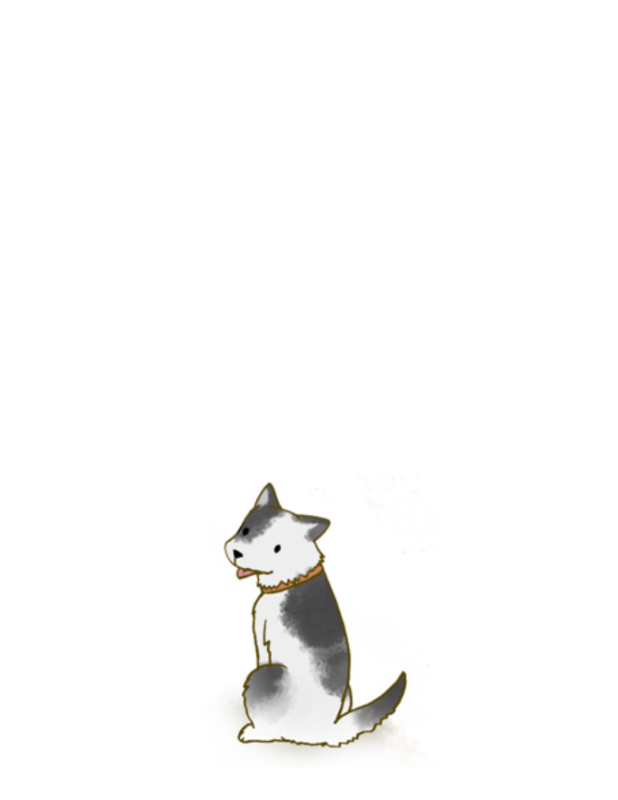
After one commit to clucle/oop_teamp_3, an Android app: the SplashActivity screen opened directly, with no data from a screen before it, on a phone screen of 412 x 824 dp. The commit adds this screen. Shown: the top 800 px of the screen. Run offline under Robolectric (Android 15) with nearby library versions, the phone set to English and light mode, and no system bars.

Commit message:
feat: update logo
when start logo(splash) swpawn 3s and closed

```diff
--- a/app/src/main/java/com/android_dev/clucle/addressbook/AddressBookActivity.java
+++ b/app/src/main/java/com/android_dev/clucle/addressbook/AddressBookActivity.java
@@ -1,7 +1,10 @@
 package com.android_dev.clucle.addressbook;
 
+import android.content.Intent;
 import android.support.v7.app.AppCompatActivity;
 import android.os.Bundle;
+
+import com.android_dev.clucle.addressbook.view.SplashActivity;
 
 public class AddressBookActivity extends AppCompatActivity {
 
@@ -9,5 +12,7 @@ public class AddressBookActivity extends AppCompatActivity {
     protected void onCreate(Bundle savedInstanceState) {
         super.onCreate(savedInstanceState);
         setContentView(R.layout.activity_address_book);
+
+        startActivity(new Intent(this, SplashActivity.class));
     }
 }
--- /dev/null
+++ b/app/src/main/java/com/android_dev/clucle/addressbook/view/SplashActivity.java
@@ -0,0 +1,24 @@
+package com.android_dev.clucle.addressbook.view;
+
+import android.os.Bundle;
+import android.os.Handler;
+import android.support.v7.app.AppCompatActivity;
+
+import com.android_dev.clucle.addressbook.R;
+
+public class SplashActivity extends AppCompatActivity {
+    @Override
+    protected void onCreate(Bundle savedInstanceState) {
+        super.onCreate(savedInstanceState);
+        setContentView(R.layout.activity_splash);
+
+
+        Handler handler = new Handler();
+        handler.postDelayed(new Runnable() {
+            @Override
+            public void run() {
+                finish();
+            }
+        }, 3000);
+    }
+}
--- /dev/null
+++ b/app/src/main/res/layout/activity_splash.xml
@@ -0,0 +1,24 @@
+<?xml version="1.0" encoding="utf-8"?>
+<android.support.constraint.ConstraintLayout xmlns:android="http://schemas.android.com/apk/res/android"
+    xmlns:app="http://schemas.android.com/apk/res-auto"
+    xmlns:tools="http://schemas.android.com/tools"
+    android:layout_width="match_parent"
+    android:layout_height="match_parent"
+    android:background="#FFFFFF"
+    tools:context="com.android_dev.clucle.addressbook.AddressBookActivity">
+
+
+    <ImageView
+        android:id="@+id/imageView"
+        android:layout_width="200dp"
+        android:layout_height="200dp"
+        android:layout_marginBottom="8dp"
+        android:layout_marginLeft="8dp"
+        android:layout_marginRight="8dp"
+        android:layout_marginTop="8dp"
+        app:layout_constraintBottom_toBottomOf="parent"
+        app:layout_constraintLeft_toLeftOf="parent"
+        app:layout_constraintRight_toRightOf="parent"
+        app:layout_constraintTop_toTopOf="parent"
+        app:srcCompat="@drawable/logo_splash" />
+</android.support.constraint.ConstraintLayout>
```
Also changed, not shown: app/src/main/AndroidManifest.xml (+10 -3 lines), app/src/main/res/drawable/logo_splash.png (added).
